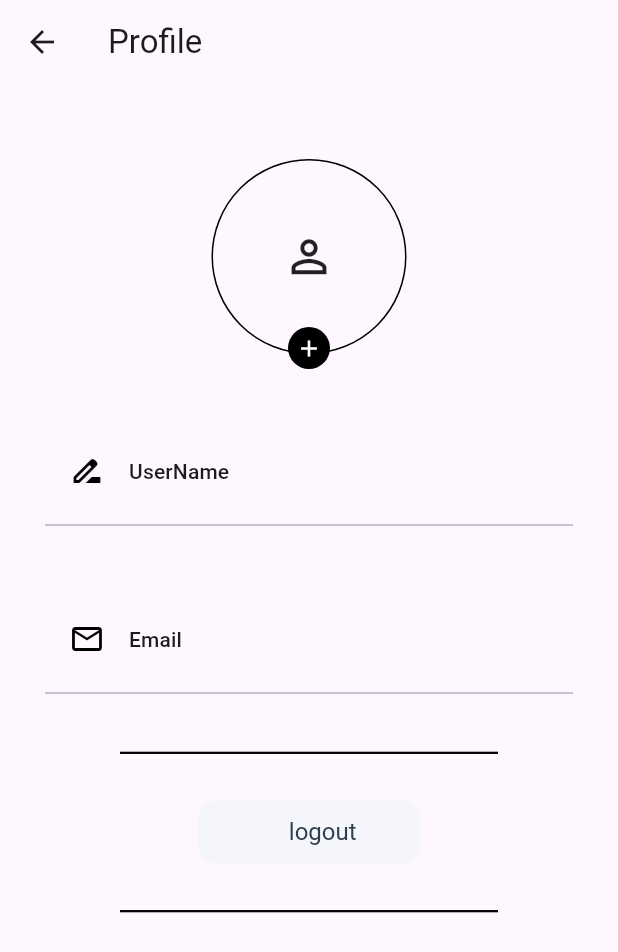
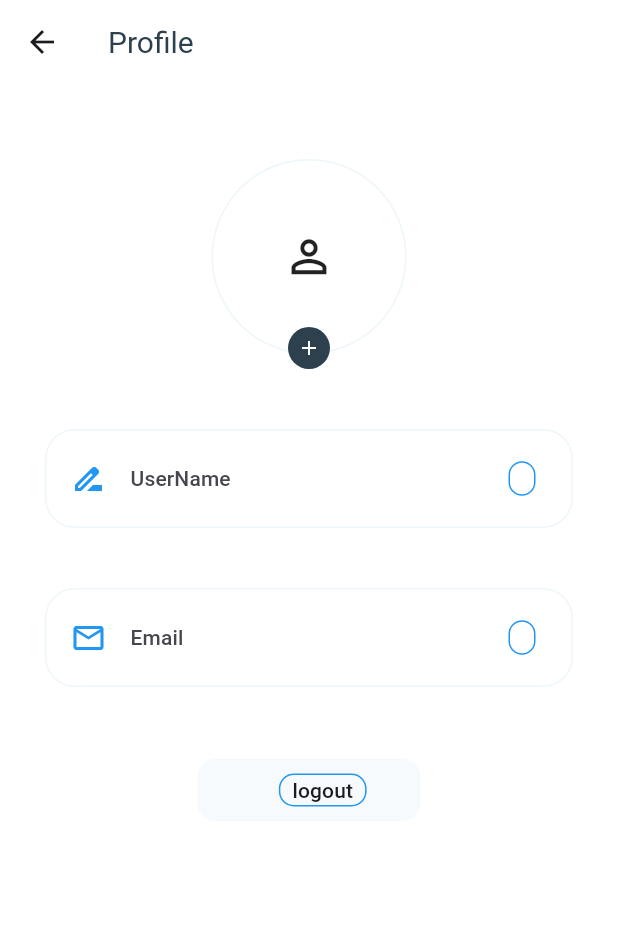
Before and after one commit to ZainMughal329/amc_management, a Flutter app: the profileView screen opened by its route, on a phone screen of 412 x 824 dp. Shown: the top 952 px of the screen. Run offline on Flutter 3.47's test engine with Material 2 defaults, Android fonts, the phone set to English and light mode, and no system bars; our stand-ins replace animated_text_kit, cached_network_image, card_swiper, carousel_slider, cloud_firestore, dio and 9 more; missing offline and left inert: multi_image_picker_view; accounts and stored records are empty.

Commit message:
profile design ok

```diff
--- a/lib/res/colors.dart
+++ b/lib/res/colors.dart
@@ -5,16 +5,29 @@ import 'package:flutter/material.dart';
 class AppColors {
 
    static const Color elevatedButtonColour = Color(0xFF283593);
+   // color for normal text
    static const Color textColour = Color(0xFFFFFFFF);
+   // color for circular indicator
    static const Color circularProgressIndicatorColour = Color(0xFFFFFFFF);
+   // color for scaffold background colour for userSection
    static const Color scaffoldBgColour = Color(0xFFFFFFFF);
+   // color for appbar Bg color for user section
    static const Color appBarBgColour = Color(0xFFFFFFFF);
+   //  color for heading or tittle color
    static const Color tittleColour = Color(0xFF2C404E);
+   //  color for iconButton bg color user section
    static const Color iconButtonBgColour = Color(0xFFEDF6F9);
+   //  color for icon color
    static const Color iCONColour = Color(0xFF2C404E);
+   // color for card bg color user section
    static const Color cardBgColour = Color(0xFFFFE8D2);
+   // color for card text colors user section
    static const Color cardTextColourS = Color(0xFF1B2932);
+   // color for reuse button
    static const Color reuseAbleButtonColourS = Color(0xFFEDF6F9);
+  //   color for images border in profile
+   static const Color profileImageBorder = Color(0xFF2C404E);
+
 
 
 
--- a/lib/res/components/adminViewComponents/custom_button.dart
+++ b/lib/res/components/adminViewComponents/custom_button.dart
@@ -32,9 +32,22 @@ class ReuseButton extends StatelessWidget {
             children: [
               Icon(icon,size: 16,color: AppColors.iCONColour,),
               SizedBox(width: 2.w),
-              Text(tittle,
-                style: Theme.of(context).textTheme.headline2!.copyWith(fontSize: 14.sp,color: textcolr)
-                ,),
+              Container(
+                decoration: BoxDecoration(
+                  border: Border.all(color: Colors.blue), // Adjust the color as needed
+                  borderRadius: BorderRadius.circular(10.0), // Adjust the radius as needed
+                ),
+                child: Padding(
+                  padding: const EdgeInsets.symmetric(horizontal: 8.0),
+                  child: Text(
+                    tittle,
+                    style: Theme.of(context).textTheme.subtitle2,
+                  ),
+                ),
+              ),
+              // Text(tittle,
+              //   style: Theme.of(context).textTheme.headline2!.copyWith(fontSize: 14.sp,color: textcolr)
+              //   ,),
             ],
           ),
         ),
--- a/lib/view/userView/profile/view.dart
+++ b/lib/view/userView/profile/view.dart
@@ -15,8 +15,13 @@ class profileView extends GetView<profileController> {
   @override
   Widget build(BuildContext context) {
     return Scaffold(
+      backgroundColor: AppColors.scaffoldBgColour,
       appBar: AppBar(
-        title: const Text('Profile'),
+        backgroundColor: AppColors.appBarBgColour,
+        title: const Text('Profile',style: TextStyle(
+          color: AppColors.profileImageBorder,fontSize: 20
+        ),),
+        // centerTitle: true,
       ),
       resizeToAvoidBottomInset: false,
       body: SingleChildScrollView(
@@ -29,7 +34,7 @@ class profileView extends GetView<profileController> {
               builder: ( context, snapshot) {
                 if (!snapshot.hasData) {
                   return Center(
-                    child: CircularProgressIndicator(),
+                    child: CircularProgressIndicator(color: AppColors.circularProgressIndicatorColour,),
                   );
                 } else if (snapshot.hasData) {
                   //here we get the daTA in the form of map such as it name email etc
@@ -56,7 +61,7 @@ class profileView extends GetView<profileController> {
                                   decoration: BoxDecoration(
                                       shape: BoxShape.circle,
                                       border: Border.all(
-                                        color: AppColors.lightActiveIconColor,
+                                        color: AppColors.iconButtonBgColour,
                                       )),
                                   child: ClipRRect(
                                     borderRadius: BorderRadius.circular(100),
@@ -104,9 +109,9 @@ class profileView extends GetView<profileController> {
                               },
                               child: CircleAvatar(
                                 radius: 14,
-                                backgroundColor: AppColors.lightActiveIconColor,
+                                backgroundColor: AppColors.iCONColour,
                                 child: Icon(
-                                  Icons.add,size: 18,color: Colors.white,
+                                  Icons.add,size: 16,color: Colors.white,
                                 ),
                               ),
                             )
@@ -122,7 +127,7 @@ class profileView extends GetView<profileController> {
                             // controller.showUserNameDialogAlert(context,map['username']);
 
                           },
-                          child: ReuseableRow(
+                          child: ReusableRow(
                               title: 'UserName',
                               iconData: Icons.drive_file_rename_outline,
                               value: snapshot.data!['UserName'].toString()),
@@ -138,7 +143,7 @@ class profileView extends GetView<profileController> {
                                 // map['email']
                                 );
                           },
-                          child: ReuseableRow(
+                          child: ReusableRow(
                               title: 'Email',
                               iconData: Icons.email_outlined,
                               value:snapshot.data!['Email']
@@ -148,13 +153,9 @@ class profileView extends GetView<profileController> {
                         SizedBox(
                           height: 20.h,
                         ),
-                        Divider(color: AppColors.lightActiveIconColor,
-                        indent: 50,
-                        endIndent:50,
-                          thickness: 1.5,
-                        ),
                         SizedBox(height: 20.h,),
-                        ReuseButton(tittle: 'logout', onpress:(){
+                        ReuseButton(
+                            tittle: 'logout', onpress:(){
                           FirebaseAuth auth =FirebaseAuth.instance;
                           auth.signOut().then((value){
                             //here we logout user and clear its ud
@@ -167,11 +168,6 @@ class profileView extends GetView<profileController> {
                         }),
                         SizedBox(
                           height: 20.h,
-                        ),
-                        Divider(color: AppColors.lightActiveIconColor,
-                          indent: 50,
-                          endIndent:50,
-                          thickness: 1.5,
                         ),
                       ],
                     ),
@@ -191,34 +187,88 @@ class profileView extends GetView<profileController> {
     );
   }
 }
-class ReuseableRow extends StatelessWidget {
+
+
+
+
+class ReusableRow extends StatelessWidget {
   final String title, value;
   final IconData iconData;
-  ReuseableRow(
-      {Key? key,
-        required this.title,
-        required this.iconData,
-        required this.value})
-      : super(key: key);
+
+  ReusableRow({
+    Key? key,
+    required this.title,
+    required this.iconData,
+    required this.value,
+  }) : super(key: key);
+
   @override
   Widget build(BuildContext context) {
-    return Column(
-      children: [
-        ListTile(
-          title: Text(
-            title,
-            style: Theme.of(context).textTheme.subtitle2,
+    return Container(
+      decoration: BoxDecoration(
+        border: Border.all(color: AppColors.iconButtonBgColour), // Adjust the color as needed
+        borderRadius: BorderRadius.circular(20.0), // Adjust the radius as needed
+      ),
+      child: ListTile(
+        title: TextField(
+          decoration: InputDecoration(
+            hintText: title,
+            border: InputBorder.none,
           ),
-          leading: Icon(
-            iconData,
-            color: AppColors.lightActiveIconColor,
+          style: Theme.of(context).textTheme.subtitle2,
+        ),
+        leading: Icon(
+          iconData,
+          color: Colors.blue, // Adjust the color as needed
+        ),
+        trailing: Container(
+          decoration: BoxDecoration(
+            border: Border.all(color: Colors.blue), // Adjust the color as needed
+            borderRadius: BorderRadius.circular(10.0), // Adjust the radius as needed
           ),
-          trailing: Text(value, style: Theme.of(context).textTheme.subtitle2),
+          child: Padding(
+            padding: const EdgeInsets.symmetric(horizontal: 8.0),
+            child: Text(
+              value,
+              style: Theme.of(context).textTheme.subtitle2,
+            ),
+          ),
         ),
-        Divider(
-          color: AppColors.buttonBgColor.withOpacity(0.4),
-        )
-      ],
+      ),
     );
   }
 }
+
+
+// class ReuseableRow extends StatelessWidget {
+//   final String title, value;
+//   final IconData iconData;
+//   ReuseableRow(
+//       {Key? key,
+//         required this.title,
+//         required this.iconData,
+//         required this.value})
+//       : super(key: key);
+//   @override
+//   Widget build(BuildContext context) {
+//     return Column(
+//       children: [
+//         ListTile(
+//
+//           title: Text(
+//             title,
+//             style: Theme.of(context).textTheme.subtitle2,
+//           ),
+//           leading: Icon(
+//             iconData,
+//             color: AppColors.iCONColour,
+//           ),
+//           trailing: Text(value, style: Theme.of(context).textTheme.subtitle2),
+//         ),
+//         // Divider(
+//         //   color: AppColors.buttonBgColor.withOpacity(0.4),
+//         // )
+//       ],
+//     );
+//   }
+// }
```
Also changed, not shown: lib/main.dart (+0 -7 lines), lib/view/userView/view.dart (+35 -53 lines).
